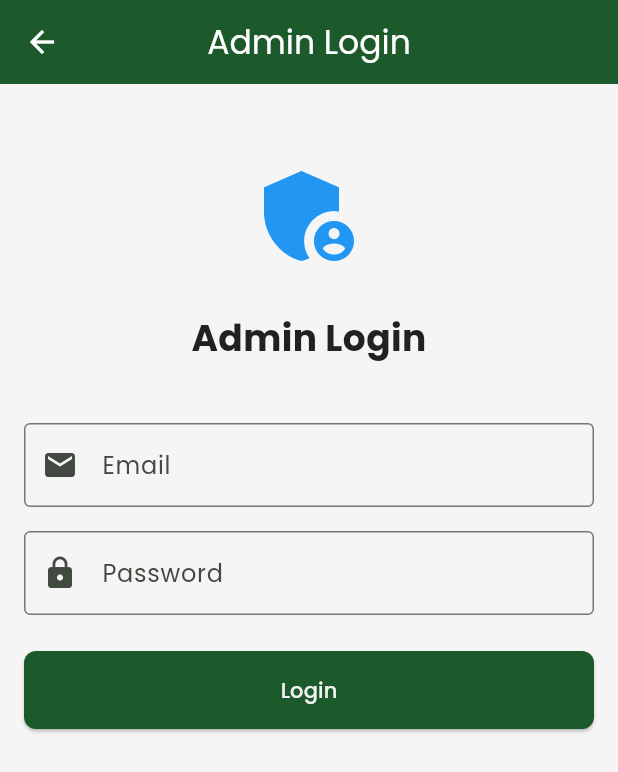
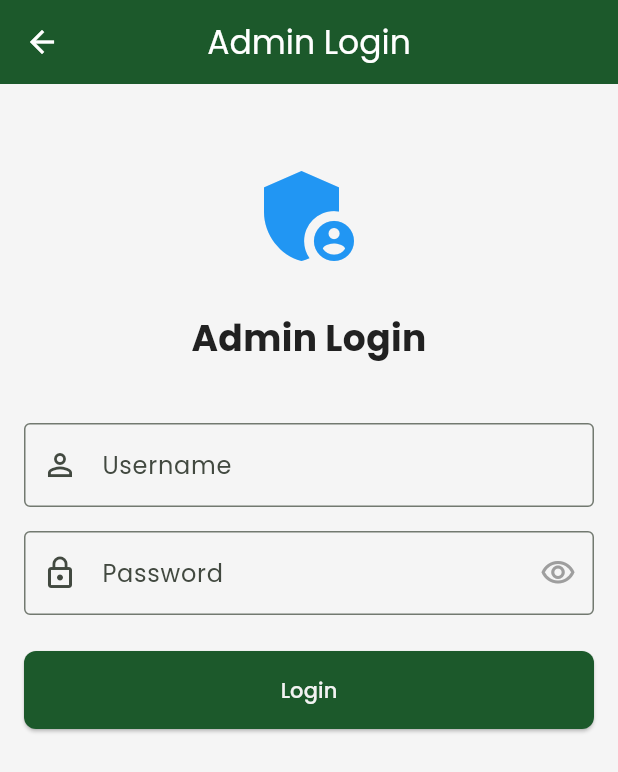
Before and after one commit to Leogodwine/masokotips_flutter_app, a Flutter app: the AdminDashboardScreen screen opened by its route, item 3 of the bottom bar chosen, after a tap on "Admin Login", on a phone screen of 412 x 824 dp. Shown: the top 772 px of the screen. Run offline on Flutter 3.47's test engine with Material 3 defaults, Android fonts, the phone set to English and light mode, and no system bars; our stand-ins replace cached_network_image, connectivity_plus, dio, flutter_staggered_animations, font_awesome_flutter, image_picker and 3 more; missing offline and left inert: flutter_inappwebview; accounts and stored records are empty; generated files the repository leaves out were written again; network calls fail.

Commit message:
Fix Admin Login consistency and double AppBar issue

```diff
--- a/lib/screens/admin/admin_user_management_screen.dart
+++ b/lib/screens/admin/admin_user_management_screen.dart
@@ -9,9 +9,6 @@ class AdminUserManagementScreen extends StatelessWidget {
   @override
   Widget build(BuildContext context) {
     return Scaffold(
-      appBar: AppBar(
-        title: const Text('User Management'),
-      ),
       body: Consumer<AdminProvider>(
         builder: (context, adminProvider, child) {
           if (adminProvider.isLoading) {
--- a/lib/screens/profile/admin_login_screen.dart
+++ b/lib/screens/profile/admin_login_screen.dart
@@ -14,15 +14,16 @@ class AdminLoginScreen extends StatefulWidget {
 
 class _AdminLoginScreenState extends State<AdminLoginScreen> {
   final _formKey = GlobalKey<FormState>();
-  final _emailController = TextEditingController();
+  final _usernameController = TextEditingController();
   final _passwordController = TextEditingController();
+  bool _obscurePassword = true;
   bool _isLoading = false;
   String? _errorMessage;
   final _adminAuthService = AdminAuthService(baseUrl: ApiConfig.baseUrl);
 
   @override
   void dispose() {
-    _emailController.dispose();
+    _usernameController.dispose();
     _passwordController.dispose();
     super.dispose();
   }
@@ -37,23 +38,24 @@ class _AdminLoginScreenState extends State<AdminLoginScreen> {
       final authProvider = Provider.of<AuthProvider>(context, listen: false);
 
       try {
-        Log.d('Attempting admin login for email: ${_emailController.text}');
+        Log.d(
+            'Attempting admin login for username: ${_usernameController.text}');
 
         final isVerified = await _adminAuthService.verifyAdminCredentials(
-          _emailController.text.trim(),
+          _usernameController.text.trim(),
           _passwordController.text,
         );
 
         if (!isVerified) {
           setState(() {
-            _errorMessage = 'Invalid email or password. Please try again.';
+            _errorMessage = 'Invalid username or password. Please try again.';
           });
           setState(() => _isLoading = false);
           return;
         }
 
         final adminLoginResponse = await _adminAuthService.loginAdmin(
-          _emailController.text.trim(),
+          _usernameController.text.trim(),
           _passwordController.text,
         );
 
@@ -61,7 +63,7 @@ class _AdminLoginScreenState extends State<AdminLoginScreen> {
           Log.d('AdminAuthService login successful. Updating AuthProvider.');
 
           await authProvider.login(
-            _emailController.text.trim(),
+            _usernameController.text.trim(),
             _passwordController.text,
           );
 
@@ -140,19 +142,21 @@ class _AdminLoginScreenState extends State<AdminLoginScreen> {
                 ),
               const SizedBox(height: 24),
               TextFormField(
-                controller: _emailController,
+                controller: _usernameController,
                 decoration: const InputDecoration(
-                  labelText: 'Email',
+                  labelText: 'Username',
+                  hintText: 'Enter your username',
+                  prefixIcon: Icon(Icons.person_outline),
                   border: OutlineInputBorder(),
-                  prefixIcon: Icon(Icons.email),
                 ),
-                keyboardType: TextInputType.emailAddress,
+                keyboardType: TextInputType.text,
+                textInputAction: TextInputAction.next,
                 validator: (value) {
                   if (value == null || value.isEmpty) {
-                    return 'Please enter your email';
+                    return 'Please enter your username';
                   }
-                  if (!value.contains('@')) {
-                    return 'Please enter a valid email';
+                  if (value.length < 3) {
+                    return 'Username must be at least 3 characters';
                   }
                   return null;
                 },
@@ -160,21 +164,34 @@ class _AdminLoginScreenState extends State<AdminLoginScreen> {
               const SizedBox(height: 16),
               TextFormField(
                 controller: _passwordController,
-                decoration: const InputDecoration(
+                obscureText: _obscurePassword,
+                textInputAction: TextInputAction.done,
+                decoration: InputDecoration(
                   labelText: 'Password',
-                  border: OutlineInputBorder(),
-                  prefixIcon: Icon(Icons.lock),
+                  hintText: 'Enter your password',
+                  prefixIcon: const Icon(Icons.lock_outline),
+                  suffixIcon: IconButton(
+                    icon: Icon(
+                      _obscurePassword
+                          ? Icons.visibility_outlined
+                          : Icons.visibility_off_outlined,
+                      color: Colors.grey,
+                    ),
+                    onPressed: () {
+                      setState(() {
+                        _obscurePassword = !_obscurePassword;
+                      });
+                    },
+                  ),
+                  border: const OutlineInputBorder(),
                 ),
-                obscureText: true,
                 validator: (value) {
                   if (value == null || value.isEmpty) {
                     return 'Please enter your password';
                   }
-                  if (value.length < 6) {
-                    return 'Password must be at least 6 characters';
-                  }
                   return null;
                 },
+                onFieldSubmitted: (_) => _login(),
               ),
               const SizedBox(height: 24),
               ElevatedButton(
--- a/lib/services/admin_auth_service.dart
+++ b/lib/services/admin_auth_service.dart
@@ -83,9 +83,9 @@ class AdminAuthService {
   }
 
   // Verify admin credentials with additional security
-  Future<bool> verifyAdminCredentials(String email, String password) async {
+  Future<bool> verifyAdminCredentials(String username, String password) async {
     try {
-      Log.d('Verifying admin credentials for email: $email');
+      Log.d('Verifying admin credentials for username: $username');
 
       final response = await http.post(
         Uri.parse('$baseUrl/admin/login'),
@@ -98,7 +98,7 @@ class AdminAuthService {
           'Referer': baseUrl.replaceAll('/api', ''),
         },
         body: json.encode({
-          'email': email,
+          'username': username,
           'password': password,
         }),
       );
```
